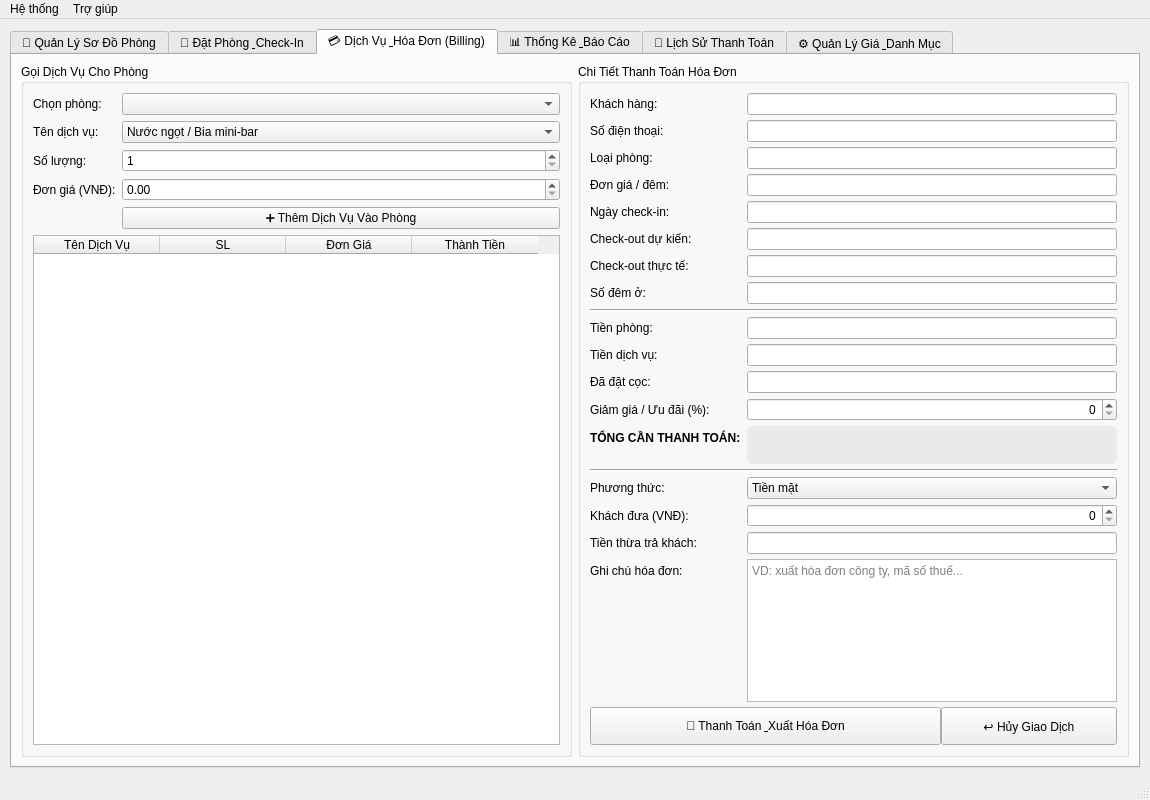
Above: mainwindow.ui from nhan17025/PBL2 before the change. Below: the same form after it.
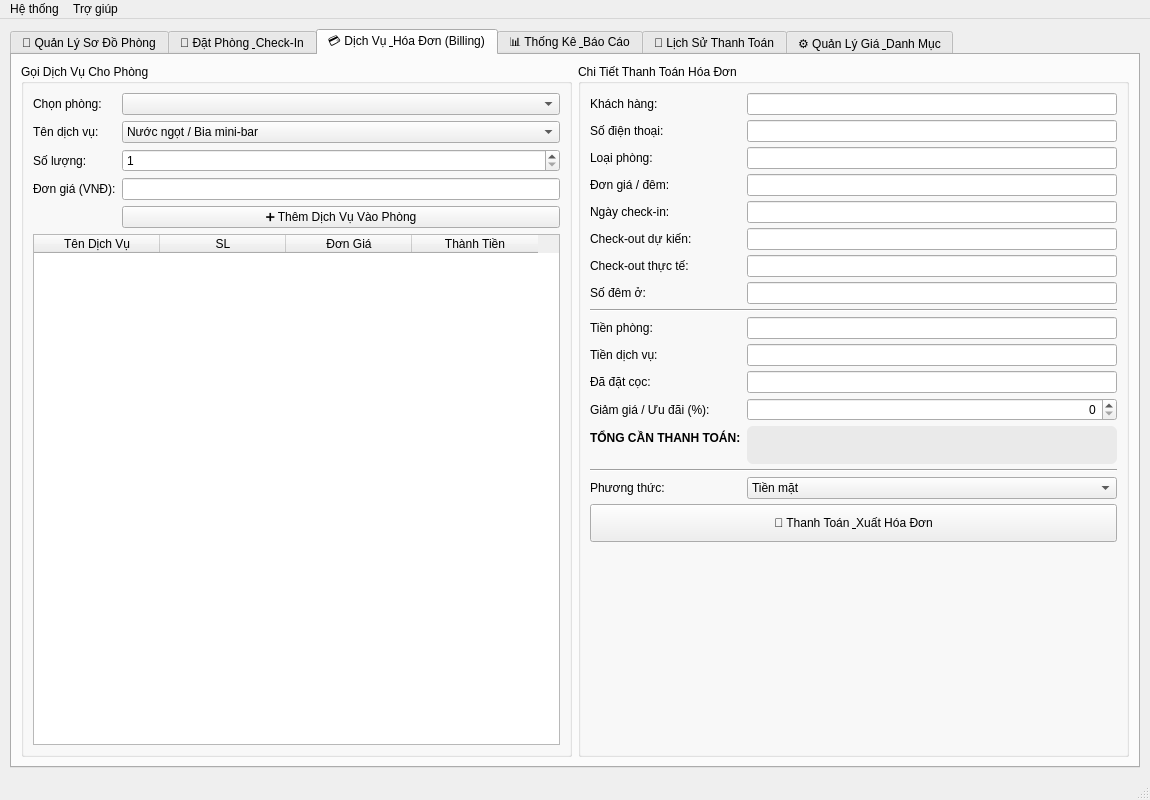
That is the form after the change. The open tabs and pages were chosen to show the change.

What changed in the file:
```diff
--- a/mainwindow.ui
+++ b/mainwindow.ui
@@ -552,12 +552,9 @@
             </widget>
            </item>
            <item row="3" column="1">
-            <widget class="QDoubleSpinBox" name="spinServicePrice">
-             <property name="maximum">
-              <double>999999999.000000000000000</double>
-             </property>
-             <property name="singleStep">
-              <double>10000.000000000000000</double>
+            <widget class="QLineEdit" name="spinServicePrice">
+             <property name="readOnly">
+              <bool>true</bool>
              </property>
             </widget>
            </item>
@@ -873,68 +870,8 @@
              </item>
             </widget>
            </item>
-           <item row="16" column="0">
-            <widget class="QLabel" name="lblCustomerPaid">
-             <property name="text">
-              <string>Khách đưa (VNĐ):</string>
-             </property>
-            </widget>
-           </item>
-           <item row="16" column="1">
-            <widget class="QDoubleSpinBox" name="spinCustomerPaid">
-             <property name="alignment">
-              <set>Qt::AlignmentFlag::AlignRight|Qt::AlignmentFlag::AlignTrailing|Qt::AlignmentFlag::AlignVCenter</set>
-             </property>
-             <property name="decimals">
-              <number>0</number>
-             </property>
-             <property name="maximum">
-              <double>999999999.000000000000000</double>
-             </property>
-             <property name="singleStep">
-              <double>50000.000000000000000</double>
-             </property>
-            </widget>
-           </item>
-           <item row="17" column="0">
-            <widget class="QLabel" name="lblChange">
-             <property name="text">
-              <string>Tiền thừa trả khách:</string>
-             </property>
-            </widget>
-           </item>
-           <item row="17" column="1">
-            <widget class="QLineEdit" name="txtChange">
-             <property name="alignment">
-              <set>Qt::AlignmentFlag::AlignRight|Qt::AlignmentFlag::AlignTrailing|Qt::AlignmentFlag::AlignVCenter</set>
-             </property>
-             <property name="readOnly">
-              <bool>true</bool>
-             </property>
-            </widget>
-           </item>
-           <item row="18" column="0">
-            <widget class="QLabel" name="lblBillNotes">
-             <property name="text">
-              <string>Ghi chú hóa đơn:</string>
-             </property>
-            </widget>
-           </item>
-           <item row="18" column="1">
-            <widget class="QPlainTextEdit" name="txtBillNotes">
-             <property name="minimumSize">
-              <size>
-               <width>0</width>
-               <height>36</height>
-              </size>
-             </property>
-             <property name="placeholderText">
-              <string>VD: xuất hóa đơn công ty, mã số thuế...</string>
-             </property>
-            </widget>
-           </item>
-           <item row="19" column="0" colspan="2">
-            <layout class="QHBoxLayout" name="billActionsLayout" stretch="2,1">
+           <item row="16" column="0" colspan="2">
+            <layout class="QHBoxLayout" name="billActionsLayout" stretch="2">
              <item>
               <widget class="QPushButton" name="btnCheckOutAndPrint">
                <property name="minimumSize">
@@ -948,19 +885,6 @@
                </property>
               </widget>
              </item>
-             <item>
-              <widget class="QPushButton" name="btnCancelBill">
-               <property name="minimumSize">
-                <size>
-                 <width>0</width>
-                 <height>38</height>
-                </size>
-               </property>
-               <property name="text">
-                <string>↩️ Hủy Giao Dịch</string>
-               </property>
-              </widget>
-             </item>
             </layout>
            </item>
           </layout>
```
Left out of the diff: 80 changed lines with no effect on the pictures.
